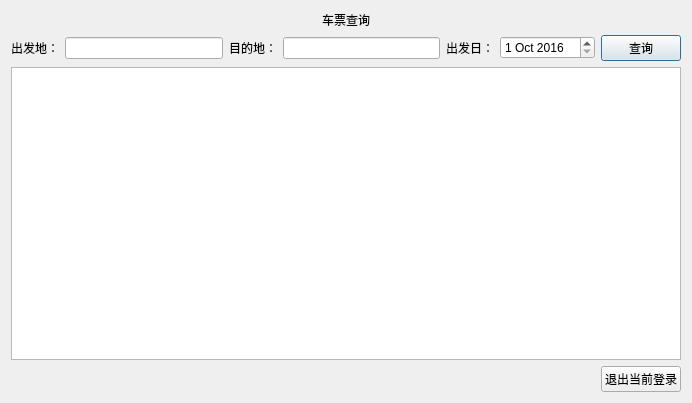
hustwyk/trainTicket, file inquire.ui: the form before one commit.
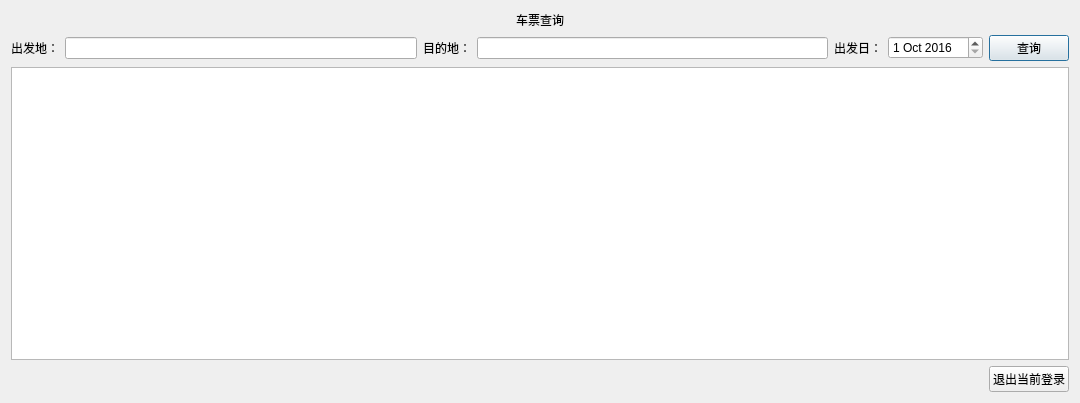
The form after the commit.

Patch:
```diff
--- a/inquire.ui
+++ b/inquire.ui
@@ -6,7 +6,7 @@
    <rect>
     <x>0</x>
     <y>0</y>
-    <width>692</width>
+    <width>1080</width>
     <height>403</height>
    </rect>
   </property>
```
